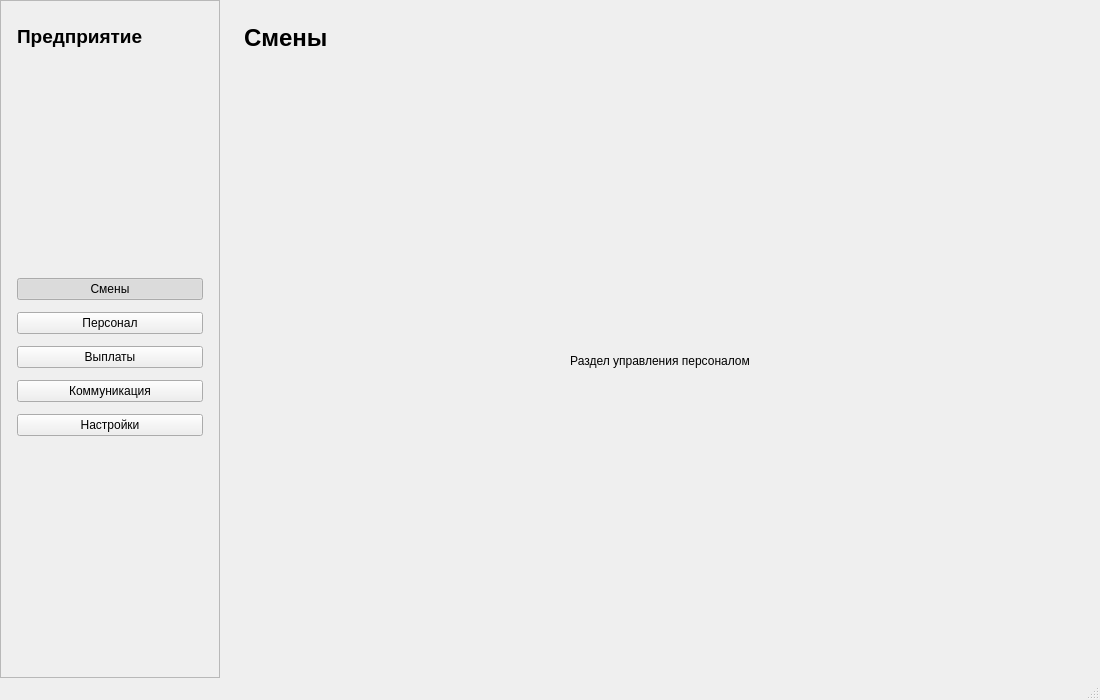
This is businessmainwindow.ui in Zizerok/VKR as Qt 5 draws it before an edit. The edited form follows.
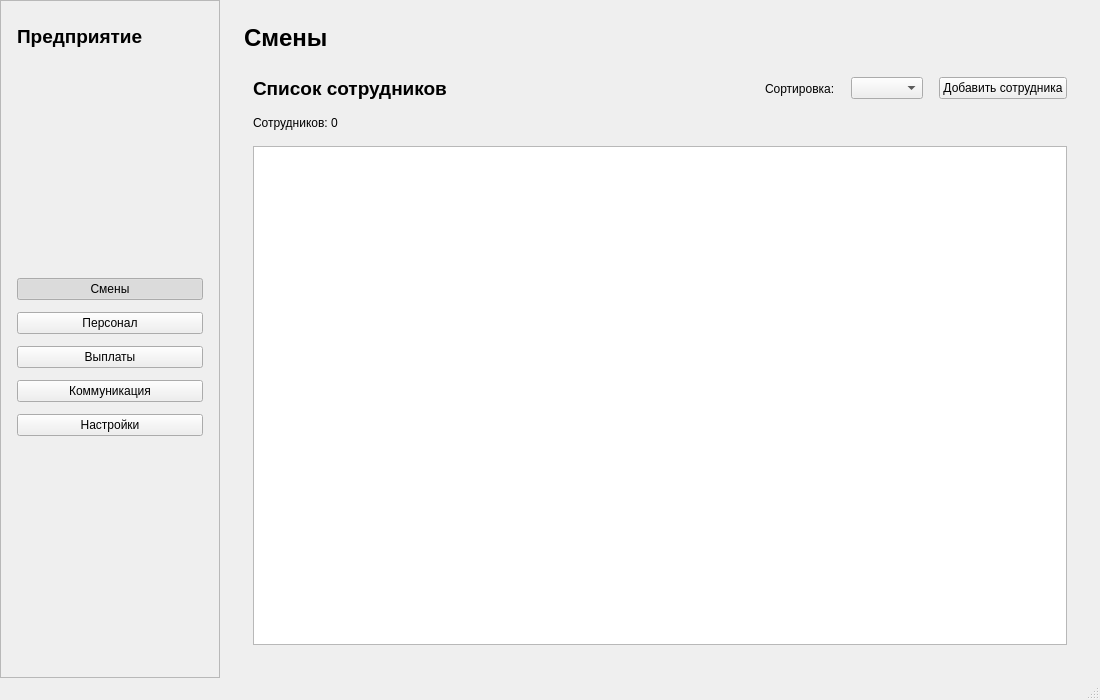
This is the edited form. The open tabs and pages were chosen to show the change.

What changed in the file:
```diff
--- a/businessmainwindow.ui
+++ b/businessmainwindow.ui
@@ -231,13 +231,70 @@
          </widget>
          <widget class="QWidget" name="pageStaff">
           <layout class="QVBoxLayout" name="verticalLayoutStaff">
+           <property name="spacing">
+            <number>16</number>
+           </property>
+            <item>
+            <layout class="QHBoxLayout" name="staffTopLayout">
+             <item>
+              <widget class="QLabel" name="labelEmployeeListTitle">
+               <property name="font">
+                <font>
+                 <pointsize>14</pointsize>
+                 <bold>true</bold>
+                </font>
+               </property>
+               <property name="text">
+                <string>Список сотрудников</string>
+               </property>
+              </widget>
+             </item>
+             <item>
+              <spacer name="staffHeaderSpacer">
+               <property name="orientation">
+                <enum>Qt::Horizontal</enum>
+               </property>
+               <property name="sizeHint" stdset="0">
+                <size>
+                 <width>40</width>
+                 <height>20</height>
+                </size>
+               </property>
+              </spacer>
+             </item>
+             <item>
+              <widget class="QLabel" name="labelSortTitle">
+               <property name="text">
+                <string>Сортировка:</string>
+               </property>
+              </widget>
+             </item>
+             <item>
+              <widget class="QComboBox" name="comboBoxEmployeeSort"/>
+             </item>
+             <item>
+              <widget class="QPushButton" name="pushButtonAddEmployee">
+               <property name="text">
+                <string>Добавить сотрудника</string>
+               </property>
+              </widget>
+             </item>
+            </layout>
+           </item>
            <item>
             <widget class="QLabel" name="labelStaffPlaceholder">
              <property name="text">
-              <string>Раздел управления персоналом</string>
+              <string>Сотрудников: 0</string>
              </property>
-             <property name="alignment">
-              <set>Qt::AlignCenter</set>
+            </widget>
+           </item>
+           <item>
+            <widget class="QListWidget" name="listWidgetEmployees">
+             <property name="alternatingRowColors">
+              <bool>true</bool>
+             </property>
+             <property name="selectionMode">
+              <enum>QAbstractItemView::SingleSelection</enum>
              </property>
             </widget>
            </item>
```
Left out of the diff: 4 changed lines with no effect on the pictures.
